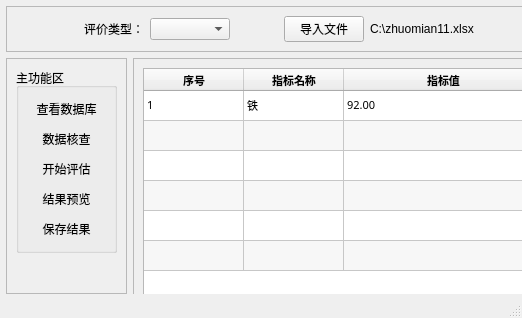
First picture: the form in GW/Main.ui, repository gubinhua/water_quality, before the edit.
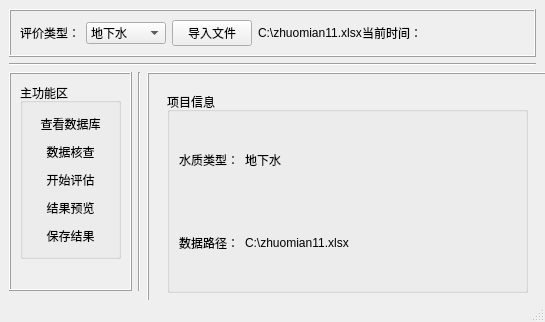
Second picture: the form after the edit.

Diff of the .ui file:
```diff
--- a/GW/Main.ui
+++ b/GW/Main.ui
@@ -6,13 +6,13 @@
    <rect>
     <x>0</x>
     <y>0</y>
-    <width>522</width>
-    <height>318</height>
+    <width>545</width>
+    <height>322</height>
    </rect>
   </property>
   <property name="minimumSize">
    <size>
-    <width>522</width>
+    <width>524</width>
     <height>318</height>
    </size>
   </property>
@@ -20,38 +20,24 @@
    <string>水质评估</string>
   </property>
   <widget class="QWidget" name="centralWidget">
-   <widget class="QWidget" name="">
-    <property name="geometry">
-     <rect>
-      <x>6</x>
-      <y>6</y>
-      <width>524</width>
-      <height>288</height>
-     </rect>
-    </property>
-    <layout class="QVBoxLayout" name="verticalLayout_4">
+   <layout class="QVBoxLayout" name="verticalLayout_5">
+    <item>
+     <layout class="QVBoxLayout" name="verticalLayout_4" stretch="0,1,0">
      <item>
       <widget class="QFrame" name="frame_top">
+        <property name="minimumSize">
+         <size>
+          <width>0</width>
+          <height>0</height>
+         </size>
+        </property>
        <property name="frameShape">
-        <enum>QFrame::StyledPanel</enum>
+         <enum>QFrame::Box</enum>
        </property>
        <property name="frameShadow">
         <enum>QFrame::Raised</enum>
        </property>
        <layout class="QHBoxLayout" name="horizontalLayout">
-        <item>
-         <spacer name="horizontalSpacer_2">
-          <property name="orientation">
-           <enum>Qt::Horizontal</enum>
-          </property>
-          <property name="sizeHint" stdset="0">
-           <size>
-            <width>120</width>
-            <height>20</height>
-           </size>
-          </property>
-         </spacer>
-        </item>
         <item>
          <widget class="QLabel" name="label">
           <property name="text">
@@ -67,6 +53,16 @@
             <height>20</height>
            </size>
           </property>
+           <item>
+            <property name="text">
+             <string>地下水</string>
+            </property>
+           </item>
+           <item>
+            <property name="text">
+             <string>地表水</string>
+            </property>
+           </item>
          </widget>
         </item>
         <item>
@@ -75,11 +71,11 @@
            <enum>Qt::Horizontal</enum>
           </property>
           <property name="sizeType">
-           <enum>QSizePolicy::Expanding</enum>
+            <enum>QSizePolicy::Maximum</enum>
           </property>
           <property name="sizeHint" stdset="0">
            <size>
-            <width>100</width>
+             <width>60</width>
             <height>20</height>
            </size>
           </property>
@@ -102,10 +98,10 @@
          </widget>
         </item>
         <item>
-         <widget class="QLabel" name="label_2">
+          <widget class="QLabel" name="label_path">
           <property name="minimumSize">
            <size>
-            <width>150</width>
+             <width>120</width>
             <height>0</height>
            </size>
           </property>
@@ -114,15 +110,55 @@
           </property>
          </widget>
         </item>
+         <item>
+          <spacer name="horizontalSpacer_3">
+           <property name="orientation">
+            <enum>Qt::Horizontal</enum>
+           </property>
+           <property name="sizeHint" stdset="0">
+            <size>
+             <width>40</width>
+             <height>20</height>
+            </size>
+           </property>
+          </spacer>
+         </item>
+         <item>
+          <widget class="QLabel" name="label_3">
+           <property name="text">
+            <string>当前时间：</string>
+           </property>
+          </widget>
+         </item>
+         <item>
+          <widget class="QLabel" name="label_time">
+           <property name="minimumSize">
+            <size>
+             <width>100</width>
+             <height>0</height>
+            </size>
+           </property>
+           <property name="text">
+            <string/>
+           </property>
+          </widget>
+         </item>
        </layout>
       </widget>
      </item>
      <item>
-      <layout class="QHBoxLayout" name="horizontalLayout_2">
+       <widget class="Line" name="line">
+        <property name="orientation">
+         <enum>Qt::Horizontal</enum>
+        </property>
+       </widget>
+      </item>
+      <item>
+       <layout class="QHBoxLayout" name="horizontalLayout_2" stretch="0,1,0">
        <item>
         <widget class="QFrame" name="frame_left">
          <property name="frameShape">
-          <enum>QFrame::StyledPanel</enum>
+           <enum>QFrame::Box</enum>
          </property>
          <property name="frameShadow">
           <enum>QFrame::Raised</enum>
@@ -239,6 +275,13 @@
          </layout>
         </widget>
        </item>
+        <item>
+         <widget class="Line" name="line_2">
+          <property name="orientation">
+           <enum>Qt::Vertical</enum>
+          </property>
+         </widget>
+        </item>
        <item>
         <widget class="QFrame" name="frame_right">
          <property name="minimumSize">
@@ -248,31 +291,67 @@
           </size>
          </property>
          <property name="frameShape">
-          <enum>QFrame::StyledPanel</enum>
+           <enum>QFrame::Box</enum>
          </property>
          <property name="frameShadow">
           <enum>QFrame::Raised</enum>
          </property>
-         <layout class="QVBoxLayout" name="verticalLayout_2">
+          <layout class="QVBoxLayout" name="verticalLayout">
           <item>
-           <widget class="QTableWidget" name="tableWidget">
-            <property name="minimumSize">
-             <size>
-              <width>401</width>
-              <height>241</height>
-             </size>
-            </property>
-            <property name="font">
-             <font>
-              <family>宋体</family>
-              <pointsize>8</pointsize>
-             </font>
-            </property>
-            <property name="autoFillBackground">
+            <widget class="QStackedWidget" name="stackedWidget">
+             <property name="currentIndex">
+              <number>3</number>
+             </property>
+             <widget class="QWidget" name="page0">
+              <layout class="QVBoxLayout" name="verticalLayout_6">
+               <item>
+                <widget class="QLabel" name="label_welcom">
+                 <property name="text">
+                  <string>&lt;html&gt;&lt;head/&gt;&lt;body&gt;&lt;p align=&quot;center&quot;&gt;&lt;span style=&quot; font-size:26pt; color:#55ff00;&quot;&gt;欢迎使用水质评价系统&lt;/span&gt;&lt;/p&gt;&lt;/body&gt;&lt;/html&gt;</string>
+                 </property>
+                </widget>
+               </item>
+              </layout>
+             </widget>
+             <widget class="QWidget" name="page1">
+              <layout class="QVBoxLayout" name="verticalLayout_7">
+               <item>
+                <widget class="QTabWidget" name="tabWidget">
+                 <property name="currentIndex">
+                  <number>0</number>
+                 </property>
+                 <widget class="QWidget" name="tab1">
+                  <attribute name="title">
+                   <string>地下水</string>
+                  </attribute>
+                  <layout class="QHBoxLayout" name="horizontalLayout_4">
+                   <item>
+                    <widget class="QTableWidget" name="tableWidget1">
+                     <property name="editTriggers">
+                      <set>QAbstractItemView::NoEditTriggers</set>
+                     </property>
+                     <property name="alternatingRowColors">
              <bool>true</bool>
             </property>
-            <property name="frameShape">
-             <enum>QFrame::StyledPanel</enum>
+                     <property name="sortingEnabled">
+                      <bool>true</bool>
+                     </property>
+                    </widget>
+                   </item>
+                  </layout>
+                 </widget>
+                 <widget class="QWidget" name="tab2">
+                  <attribute name="title">
+                   <string>地表水</string>
+                  </attribute>
+                  <layout class="QHBoxLayout" name="horizontalLayout_3">
+                   <item>
+                    <widget class="QTableWidget" name="tableWidget2">
+                     <property name="enabled">
+                      <bool>true</bool>
+                     </property>
+                     <property name="accessibleName">
+                      <string/>
             </property>
             <property name="sizeAdjustPolicy">
              <enum>QAbstractScrollArea::AdjustToContents</enum>
@@ -289,162 +368,117 @@
             <property name="alternatingRowColors">
              <bool>true</bool>
             </property>
-            <property name="selectionMode">
-             <enum>QAbstractItemView::SingleSelection</enum>
-            </property>
-            <property name="selectionBehavior">
-             <enum>QAbstractItemView::SelectRows</enum>
-            </property>
-            <property name="textElideMode">
-             <enum>Qt::ElideNone</enum>
-            </property>
-            <property name="showGrid">
-             <bool>true</bool>
-            </property>
-            <property name="gridStyle">
-             <enum>Qt::CustomDashLine</enum>
-            </property>
             <property name="sortingEnabled">
              <bool>true</bool>
             </property>
-            <property name="wordWrap">
-             <bool>true</bool>
-            </property>
-            <attribute name="horizontalHeaderVisible">
-             <bool>true</bool>
-            </attribute>
-            <attribute name="horizontalHeaderCascadingSectionResizes">
-             <bool>true</bool>
-            </attribute>
-            <attribute name="horizontalHeaderDefaultSectionSize">
-             <number>100</number>
-            </attribute>
-            <attribute name="horizontalHeaderHighlightSections">
-             <bool>true</bool>
-            </attribute>
-            <attribute name="horizontalHeaderShowSortIndicator" stdset="0">
-             <bool>true</bool>
-            </attribute>
-            <attribute name="horizontalHeaderStretchLastSection">
-             <bool>true</bool>
-            </attribute>
-            <attribute name="verticalHeaderVisible">
-             <bool>false</bool>
-            </attribute>
-            <attribute name="verticalHeaderCascadingSectionResizes">
-             <bool>true</bool>
-            </attribute>
-            <attribute name="verticalHeaderStretchLastSection">
-             <bool>false</bool>
-            </attribute>
-            <row>
+                    </widget>
+                   </item>
+                  </layout>
+                 </widget>
+                </widget>
+               </item>
+              </layout>
+             </widget>
+             <widget class="QWidget" name="page2">
+              <layout class="QVBoxLayout" name="verticalLayout_2">
+               <item>
+                <widget class="QTableWidget" name="tableWidget"/>
+               </item>
+              </layout>
+             </widget>
+             <widget class="QWidget" name="page3">
+              <layout class="QHBoxLayout" name="horizontalLayout_6">
+               <item>
+                <widget class="QGroupBox" name="groupBox_2">
+                 <property name="title">
+                  <string>项目信息</string>
+                 </property>
+                 <layout class="QVBoxLayout" name="verticalLayout_8">
+                  <item>
+                   <layout class="QHBoxLayout" name="horizontalLayout_7">
+                    <item>
+                     <widget class="QLabel" name="label_2">
              <property name="text">
-              <string>1</string>
-             </property>
-            </row>
-            <row>
+                       <string>水质类型：</string>
+                      </property>
+                     </widget>
+                    </item>
+                    <item>
+                     <widget class="QLabel" name="label_4">
              <property name="text">
-              <string>2</string>
-             </property>
-            </row>
-            <row>
-             <property name="text">
-              <string>3</string>
-             </property>
-            </row>
-            <row>
-             <property name="text">
-              <string>4</string>
-             </property>
-            </row>
-            <row>
+                       <string>地下水</string>
+                      </property>
+                     </widget>
+                    </item>
+                    <item>
+                     <spacer name="horizontalSpacer_4">
+                      <property name="orientation">
+                       <enum>Qt::Horizontal</enum>
+                      </property>
+                      <property name="sizeHint" stdset="0">
+                       <size>
+                        <width>40</width>
+                        <height>20</height>
+                       </size>
+                      </property>
+                     </spacer>
+                    </item>
+                   </layout>
+                  </item>
+                  <item>
+                   <layout class="QHBoxLayout" name="horizontalLayout_8">
+                    <item>
+                     <widget class="QLabel" name="label_5">
              <property name="text">
-              <string>5</string>
-             </property>
-            </row>
-            <row>
-             <property name="text">
-              <string>7</string>
-             </property>
-            </row>
-            <column>
-             <property name="text">
-              <string>序号</string>
-             </property>
-             <property name="font">
-              <font>
-               <weight>75</weight>
-               <bold>true</bold>
-              </font>
-             </property>
-             <property name="background">
-              <color>
-               <red>170</red>
-               <green>255</green>
-               <blue>255</blue>
-              </color>
-             </property>
-            </column>
-            <column>
-             <property name="text">
-              <string>指标名称</string>
-             </property>
-             <property name="font">
-              <font>
-               <weight>75</weight>
-               <bold>true</bold>
-              </font>
-             </property>
-             <property name="background">
-              <color>
-               <red>170</red>
-               <green>255</green>
-               <blue>255</blue>
-              </color>
-             </property>
-            </column>
-            <column>
-             <property name="text">
-              <string>指标值</string>
-             </property>
-             <property name="font">
-              <font>
-               <weight>75</weight>
-               <bold>true</bold>
-              </font>
-             </property>
-             <property name="background">
-              <color>
-               <red>170</red>
-               <green>255</green>
-               <blue>255</blue>
-              </color>
-             </property>
-            </column>
-            <item row="0" column="0">
-             <property name="text">
-              <string>1</string>
-             </property>
-            </item>
-            <item row="0" column="1">
+                       <string>数据路径：</string>
+                      </property>
+                     </widget>
+                    </item>
+                    <item>
+                     <widget class="QLabel" name="label_6">
              <property name="text">
-              <string>铁</string>
-             </property>
-            </item>
-            <item row="0" column="2">
-             <property name="text">
-              <string>92.00</string>
-             </property>
-            </item>
+                       <string>C:\zhuomian11.xlsx</string>
+                      </property>
+                     </widget>
+                    </item>
+                    <item>
+                     <spacer name="horizontalSpacer_2">
+                      <property name="orientation">
+                       <enum>Qt::Horizontal</enum>
+                      </property>
+                      <property name="sizeHint" stdset="0">
+                       <size>
+                        <width>40</width>
+                        <height>20</height>
+                       </size>
+                      </property>
+                     </spacer>
+                    </item>
+                   </layout>
+                  </item>
+                 </layout>
            </widget>
           </item>
          </layout>
         </widget>
-       </item>
-      </layout>
+             <widget class="QWidget" name="page4">
+              <layout class="QHBoxLayout" name="horizontalLayout_5">
+               <item>
+                <widget class="QTableWidget" name="tableWidget_2"/>
+               </item>
+              </layout>
+             </widget>
+             <widget class="QWidget" name="page5"/>
+            </widget>
      </item>
     </layout>
    </widget>
+        </item>
+       </layout>
+      </item>
+     </layout>
+    </item>
+   </layout>
   </widget>
   <widget class="QStatusBar" name="statusBar"/>
  </widget>
```
Left out of the diff: 20 changed lines with no effect on the pictures. Lines whose indentation alone changed are shown as unchanged.
